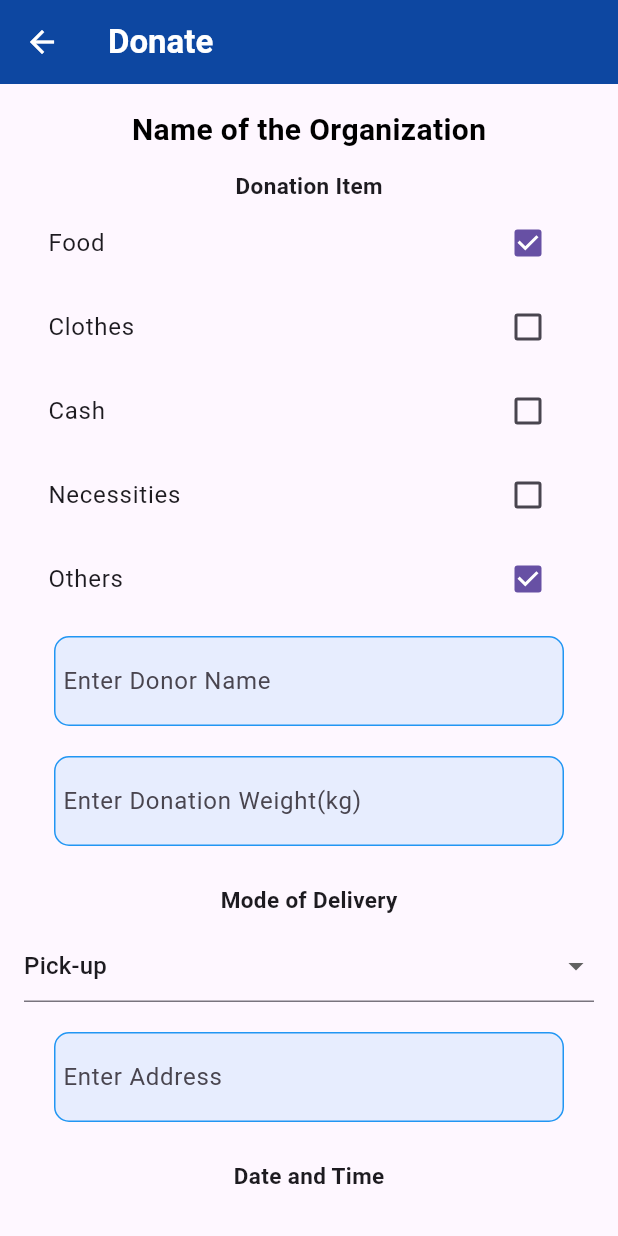
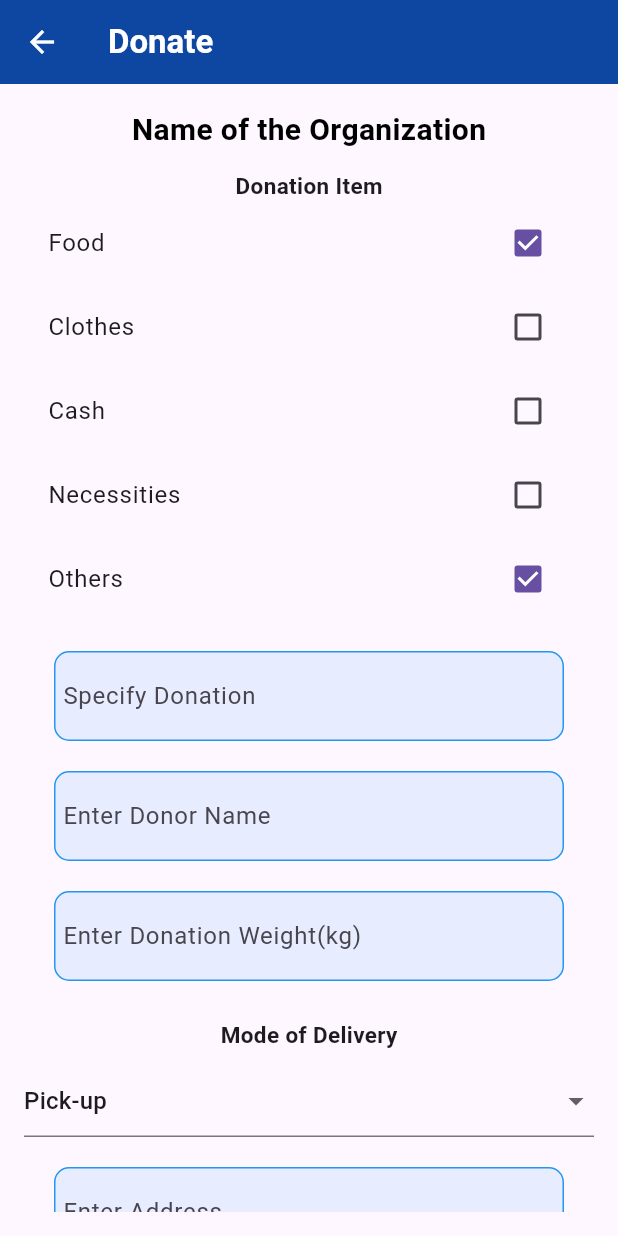
Before and after one commit to jvcerezo/cmsc23-project, a Flutter app: the DonationPage screen opened by its route, after a tap on "Others", on a phone screen of 412 x 824 dp. Run offline on Flutter 3.47's test engine with Material 3 defaults, Android fonts, the phone set to English and light mode, and no system bars; our stand-ins replace cloud_firestore, firebase_auth, firebase_core; accounts and stored records are empty.

Commit message:
Add: add SPecify donation widget if donationITem==others

```diff
--- a/elbigayan/lib/widgets/donorDonationItem_widget.dart
+++ b/elbigayan/lib/widgets/donorDonationItem_widget.dart
@@ -1,3 +1,4 @@
+import 'package:elbigayan/widgets/donorSpecifyDonation_widget.dart';
 import 'package:flutter/material.dart';
 
 class DonationItem extends StatefulWidget {
@@ -21,6 +22,10 @@ class _DonationItemState extends State<DonationItem> {
     "Necessities": false,
     "Others": false,
   };
+
+  // to show or hide the specify donation text field
+  bool _showSpecifyDonation = false;
+  final TextEditingController _specifyDonationController = TextEditingController();
 
   // Get a list of currently selected donation items
   List<String> get _selectedDonationItems => _donationItems.entries
@@ -50,12 +55,22 @@ class _DonationItemState extends State<DonationItem> {
               onChanged: (bool? value) {
                 setState(() {
                   _donationItems[donationItem] = value!;
+
+                  //Check if others is selected
+                  if(donationItem=="Others"){
+                    _showSpecifyDonation=value;
+                  }
                   widget.donationItemCallback(_selectedDonationItems);
                 });
               },
             );
           }).toList(),
         ),
+        if(_showSpecifyDonation)
+        Padding(
+          padding: const EdgeInsets.only(top: 10.0),
+          child: SpecifyDonation(controller: _specifyDonationController),
+        ),
       ],
     );
   }
--- /dev/null
+++ b/elbigayan/lib/widgets/donorSpecifyDonation_widget.dart
@@ -0,0 +1,27 @@
+import 'package:flutter/material.dart';
+
+class SpecifyDonation extends StatelessWidget {
+  final TextEditingController controller;
+
+  const SpecifyDonation ({Key? key, required this.controller}) : super(key: key);
+
+  @override
+  Widget build(BuildContext context) {
+    return Container(
+      margin: EdgeInsets.symmetric(horizontal: 20, vertical: 10),
+      padding: EdgeInsets.all(5),
+      decoration: BoxDecoration(
+        color: Colors.blue.withOpacity(0.1),
+        border: Border.all(color: Colors.blue),
+        borderRadius: BorderRadius.circular(10),
+      ),
+      child: TextField(
+        controller: controller,
+        decoration: InputDecoration(
+          hintText: 'Specify Donation',
+          border: InputBorder.none,
+        ),
+      ),
+    );
+  }
+}
```
